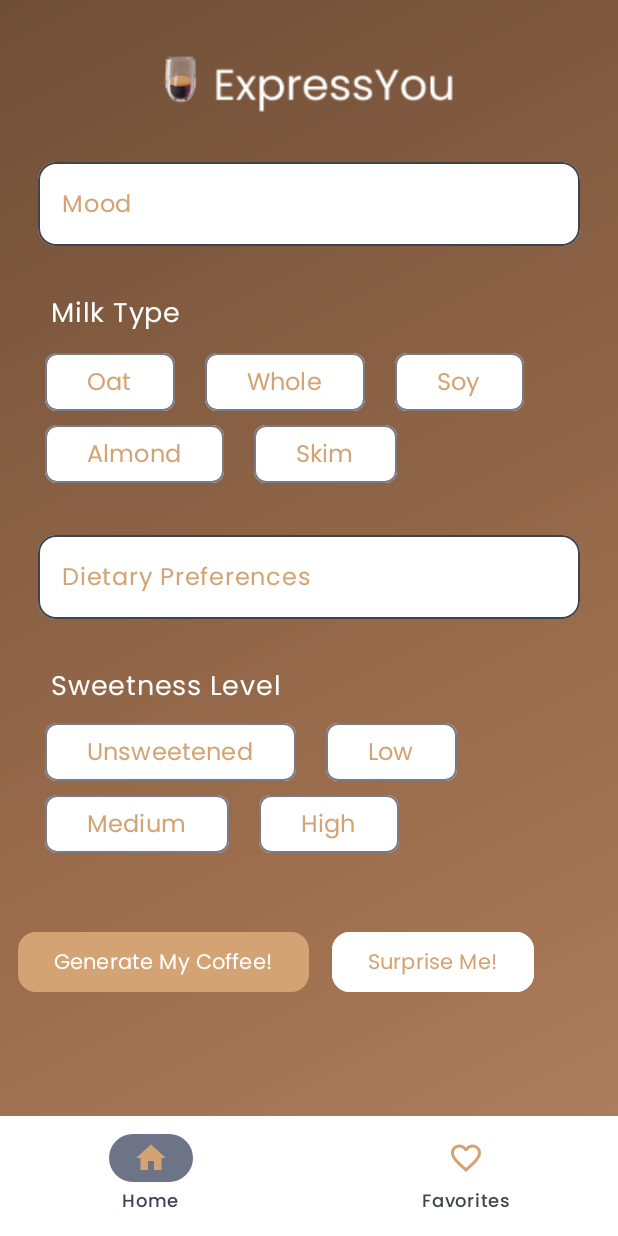
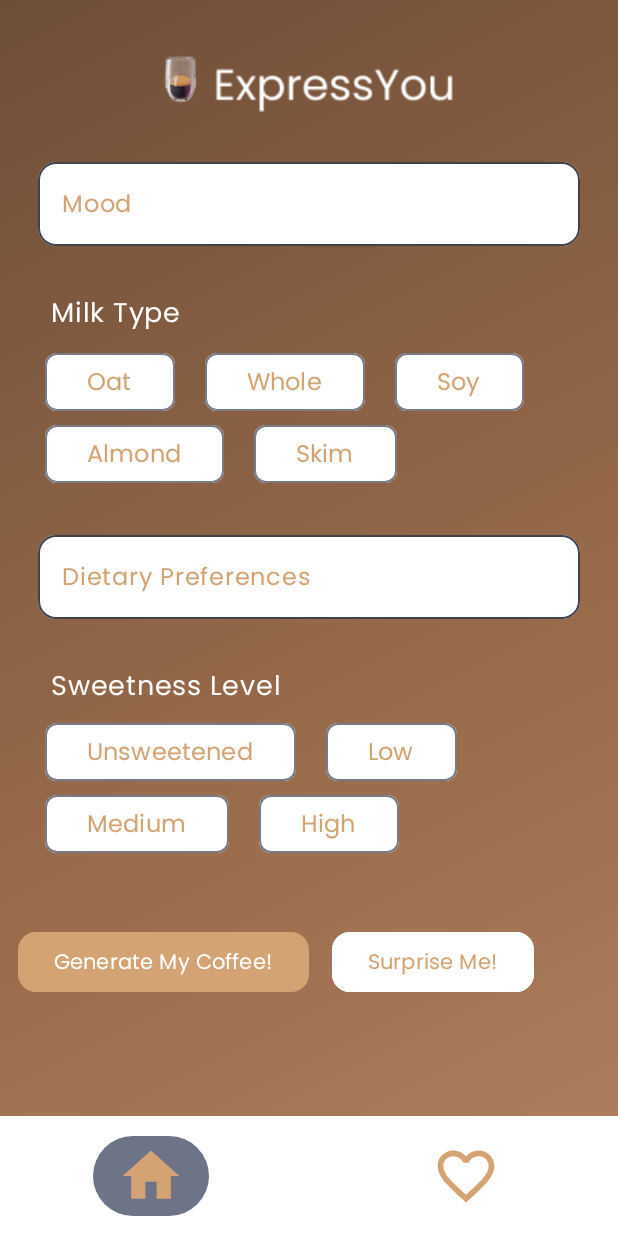
Before and after one commit to monitamitra/ExpressYou, an Android app built with Jetpack Compose: the screen it shows after launch (MainActivity), on a phone screen of 412 x 824 dp. Run offline under Robolectric (Android 15) with nearby library versions, the phone set to English and light mode, and no system bars; pictures from the network do not load.

Commit message:
finished favorites screen UI

```diff
--- a/app/src/main/java/com/example/expressyou/CoffeeRecipe.kt
+++ b/app/src/main/java/com/example/expressyou/CoffeeRecipe.kt
@@ -5,5 +5,10 @@ data class CoffeeRecipe (
     val ingredients: List<Ingredient>,
     val instructions: List<String>,
     val imageUrl: String,
-    var isFavorite: Boolean = false
+    var isFavorite: Boolean = false,
+    val mood: String,
+    val weather: String,
+    val sweetness: String,
+    val milkType: String,
+    val dietaryRestrictions: List<String>
 )
--- a/app/src/main/java/com/example/expressyou/MainActivity.kt
+++ b/app/src/main/java/com/example/expressyou/MainActivity.kt
@@ -3,11 +3,6 @@ package com.example.expressyou
 import android.os.Bundle
 import androidx.activity.ComponentActivity
 import androidx.activity.compose.setContent
-import androidx.compose.foundation.layout.Box
-import androidx.compose.foundation.layout.fillMaxSize
-import androidx.compose.foundation.layout.fillMaxWidth
-import androidx.compose.ui.Alignment
-import androidx.compose.ui.Modifier
 import com.example.expressyou.ui.theme.ExpressYouTheme
 
 class MainActivity : ComponentActivity() {
--- a/app/src/main/java/com/example/expressyou/ReusableComposables.kt
+++ b/app/src/main/java/com/example/expressyou/ReusableComposables.kt
@@ -18,6 +18,7 @@ import androidx.compose.foundation.layout.height
 import androidx.compose.foundation.layout.padding
 import androidx.compose.foundation.layout.size
 import androidx.compose.foundation.layout.width
+import androidx.compose.foundation.layout.wrapContentHeight
 import androidx.compose.foundation.lazy.LazyColumn
 import androidx.compose.foundation.lazy.items
 import androidx.compose.foundation.shape.RoundedCornerShape
@@ -42,10 +43,8 @@ import androidx.compose.material3.NavigationBar
 import androidx.compose.material3.NavigationBarItem
 import androidx.compose.material3.OutlinedButton
 import androidx.compose.material3.OutlinedTextField
-import androidx.compose.material3.Scaffold
 import androidx.compose.material3.Text
 import androidx.compose.material3.TextField
-import androidx.compose.material3.TextFieldColors
 import androidx.compose.material3.TextFieldDefaults
 import androidx.compose.material3.rememberModalBottomSheetState
 import androidx.compose.runtime.Composable
@@ -58,10 +57,10 @@ import androidx.compose.runtime.setValue
 import androidx.compose.ui.Alignment
 import androidx.compose.ui.Modifier
 import androidx.compose.ui.draw.clip
-import androidx.compose.ui.graphics.BlendMode.Companion.Screen
 import androidx.compose.ui.graphics.Brush
 import androidx.compose.ui.graphics.Color
 import androidx.compose.ui.graphics.vector.ImageVector
+import androidx.compose.ui.layout.ContentScale
 import androidx.compose.ui.res.painterResource
 import androidx.compose.ui.text.font.Font
 import androidx.compose.ui.text.font.FontFamily
@@ -70,7 +69,6 @@ import androidx.compose.ui.tooling.preview.Preview
 import androidx.compose.ui.unit.dp
 import androidx.compose.ui.unit.sp
 import androidx.navigation.NavController
-import androidx.navigation.NavHost
 import androidx.navigation.compose.rememberNavController
 import androidx.navigation.compose.NavHost
 import androidx.navigation.compose.composable
@@ -154,17 +152,13 @@ fun BottomNavBar(
                             selectedItemIndex = index
                             navController.navigate(item.route)
                         },
-                        label = {
-                            Text(item.title,
-                                fontFamily = poppinsFontFamily
-                            )
-                        },
                         icon = {
                             Icon(
                                 imageVector = if (selectedItemIndex == index) item.selectedIcon else
                                     item.unSelectedIcon,
                                 contentDescription = item.title,
-                                tint = Color(0xFFD4A373)
+                                tint = Color(0xFFD4A373),
+                                modifier = Modifier.size(45.dp)
                             )
                         }
                     )
@@ -197,6 +191,11 @@ fun HomeScreenUI(
             "Enjoy!"
         ),
         imageUrl = "https://www.yesmooretea.com/wp-content/uploads/2020/07/Tea-Leaves-Boba-Kit.jpg",
+        mood = "Calm",
+        weather = "Sunny",
+        sweetness = "Low",
+        milkType = "Whole",
+        dietaryRestrictions = listOf("Vegan")
     )
 
     var showModal by remember { mutableStateOf(false) }
@@ -562,17 +561,187 @@ fun GenerateCoffeeRecipeModal(
     }
 }
 
+val sampleFavoriteRecipes = listOf(
+    CoffeeRecipe(
+        name = "Vanilla Honey Latte",
+        ingredients = listOf(
+            Ingredient("Espresso", "40 mg"),
+            Ingredient("Steamed milk", "1/2 cup"),
+            Ingredient("Vanilla syrup", "1 tsp"),
+            Ingredient("Honey", "1/2 tsp"),
+        ),
+        instructions = listOf(
+            "Brew a shot of espresso.",
+            "Steam milk and mix with vanilla syrup and honey.",
+            "Pour over espresso and stir well."
+        ),
+        imageUrl = "https://www.yesmooretea.com/wp-content/uploads/2020/07/Tea-Leaves-Boba-Kit.jpg",
+        isFavorite = true,
+        mood = "Cozy",
+        weather = "Rainy",
+        sweetness = "Medium",
+        milkType = "Whole",
+        dietaryRestrictions = listOf("")
+    ),
+    CoffeeRecipe(
+        name = "Vanilla Honey Latte",
+        ingredients = listOf(
+            Ingredient("Espresso", "40 mg"),
+            Ingredient("Steamed milk", "1/2 cup"),
+            Ingredient("Vanilla syrup", "1 tsp"),
+            Ingredient("Honey", "1/2 tsp"),
+        ),
+        instructions = listOf(
+            "Brew a shot of espresso.",
+            "Steam milk and mix with vanilla syrup and honey.",
+            "Pour over espresso and stir well."
+        ),
+        imageUrl = "https://www.yesmooretea.com/wp-content/uploads/2020/07/Tea-Leaves-Boba-Kit.jpg",
+        isFavorite = true,
+        mood = "Cozy",
+        weather = "Rainy",
+        sweetness = "Medium",
+        milkType = "Whole",
+        dietaryRestrictions = listOf("")
+    ),
+    CoffeeRecipe(
+        name = "Vanilla Honey Latte",
+        ingredients = listOf(
+            Ingredient("Espresso", "40 mg"),
+            Ingredient("Steamed milk", "1/2 cup"),
+            Ingredient("Vanilla syrup", "1 tsp"),
+            Ingredient("Honey", "1/2 tsp"),
+        ),
+        instructions = listOf(
+            "Brew a shot of espresso.",
+            "Steam milk and mix with vanilla syrup and honey.",
+            "Pour over espresso and stir well."
+        ),
+        imageUrl = "https://www.yesmooretea.com/wp-content/uploads/2020/07/Tea-Leaves-Boba-Kit.jpg",
+        isFavorite = true,
+        mood = "Cozy",
+        weather = "Rainy",
+        sweetness = "Medium",
+        milkType = "Whole",
+        dietaryRestrictions = listOf("")
+    ),
+    CoffeeRecipe(
+        name = "Vanilla Honey Latte",
+        ingredients = listOf(
+            Ingredient("Espresso", "40 mg"),
+            Ingredient("Steamed milk", "1/2 cup"),
+            Ingredient("Vanilla syrup", "1 tsp"),
+            Ingredient("Honey", "1/2 tsp"),
+        ),
+        instructions = listOf(
+            "Brew a shot of espresso.",
+            "Steam milk and mix with vanilla syrup and honey.",
+            "Pour over espresso and stir well."
+        ),
+        imageUrl = "https://www.yesmooretea.com/wp-content/uploads/2020/07/Tea-Leaves-Boba-Kit.jpg",
+        isFavorite = true,
+        mood = "Cozy",
+        weather = "Rainy",
+        sweetness = "Medium",
+        milkType = "Whole",
+        dietaryRestrictions = listOf("")
+    ),
+    CoffeeRecipe(
+        name = "Iced Caramel Macchiato",
+        ingredients = listOf(
+            Ingredient("Espresso", "40 mg"),
+            Ingredient("Milk", "1/2 cup"),
+            Ingredient("Vanilla syrup", "1 tsp"),
+            Ingredient("Caramel drizzle", "1/2 tsp"),
+            Ingredient("Ice", "5-6 cubes")
+        ),
+        instructions = listOf(
+            "Add vanilla syrup to a glass with ice and milk.",
+            "Pour brewed espresso over the top.",
+            "Drizzle caramel sauce on top and enjoy."
+        ),
+        imageUrl = "https://cdn.vox-cdn.com/thumbor/6kLvmWfhU4h64EhC0S6tsn714fI=/0x0:4032x3024/1200x900/filters:focal(1694x1190:2338x1834)/cdn.vox-cdn.com/uploads/chorus_image/image/59740845/IMG_1503.42.jpg",
+        isFavorite = true,
+        mood = "Energized",
+        weather = "Sunny",
+        sweetness = "High",
+        milkType = "Whole",
+        dietaryRestrictions = listOf("")
+    ),
+    CoffeeRecipe(
+        name = "Mocha Delight",
+        ingredients = listOf(
+            Ingredient("Espresso", "40 mg"),
+            Ingredient("Steamed milk", "1/2 cup"),
+            Ingredient("Chocolate syrup", "2 tsp"),
+            Ingredient("Whipped cream", "1 pump")
+        ),
+        instructions = listOf(
+            "Brew a shot of espresso.",
+            "Mix espresso with steamed milk and chocolate syrup.",
+            "Top with whipped cream and enjoy."
+        ),
+        imageUrl = "https://cdn.vox-cdn.com/thumbor/6kLvmWfhU4h64EhC0S6tsn714fI=/0x0:4032x3024/1200x900/filters:focal(1694x1190:2338x1834)/cdn.vox-cdn.com/uploads/chorus_image/image/59740845/IMG_1503.42.jpg",
+        isFavorite = true,
+        mood = "Indulgent",
+        weather = "Cold",
+        sweetness = "High",
+        milkType = "Whole",
+        dietaryRestrictions = listOf("")
+    ),
+    CoffeeRecipe(
+        name = "Cinnamon Spiced Cold Brew",
+        ingredients = listOf(
+            Ingredient("Cold brew coffee", "60 mg"),
+            Ingredient("Cinnamon", "1 tsp"),
+            Ingredient("Oat milk", "1/2 cup"),
+            Ingredient("Honey", "1 tsp")
+        ),
+        instructions = listOf(
+            "Mix cold brew with milk and honey.",
+            "Add a sprinkle of cinnamon on top.",
+            "Stir and serve over ice."
+        ),
+        imageUrl = "https://cdn.vox-cdn.com/thumbor/6kLvmWfhU4h64EhC0S6tsn714fI=/0x0:4032x3024/1200x900/filters:focal(1694x1190:2338x1834)/cdn.vox-cdn.com/uploads/chorus_image/image/59740845/IMG_1503.42.jpg",
+        isFavorite = true,
+        mood = "Relaxed",
+        weather = "Breezy",
+        sweetness = "Low",
+        milkType = "Whole",
+        dietaryRestrictions = listOf("")
+    )
+)
+
+
+
 @Composable
 fun FavoritesScreen() {
     var searchQuery by remember { mutableStateOf("") }
+
+    val filteredRecipes = sampleFavoriteRecipes.filter { recipe ->
+        val query = searchQuery.trim().lowercase()
+
+        query.isBlank() || recipe.name.lowercase().contains(query) ||
+                recipe.mood.lowercase().contains(query) ||
+                recipe.weather.lowercase().contains(query) ||
+                recipe.sweetness.lowercase().contains(query) ||
+                recipe.dietaryRestrictions.any { it.lowercase().contains(query) }
+    }
+
 
     val poppinsRegular = FontFamily(
         Font(R.font.poppins_regular),
     )
 
+    val poppinsMedium = FontFamily(
+        Font(R.font.poppins_medium),
+    )
+
+
+
     Column(
         modifier = Modifier.padding(top = 110.dp)
-            .fillMaxHeight()
+            .fillMaxSize()
     )
     {
     TextField(
@@ -595,9 +764,111 @@ fun FavoritesScreen() {
             unfocusedTextColor = Color(0xFFD4A373),
             focusedTextColor = Color(0xFFD4A373),
             focusedIndicatorColor = Color(0xFFD4A373),
-            unfocusedIndicatorColor = Color(0xFFD4A373)
+            unfocusedIndicatorColor = Color(0xFFD4A373),
+            focusedContainerColor = Color(0xFFFFFFFF),
+            unfocusedContainerColor = Color(0xFFFFFFFF)
         )
     )
+        Spacer(modifier = Modifier.height(25.dp))
+
+        LazyColumn (
+            modifier = Modifier.fillMaxWidth()
+                .padding(bottom = 140.dp)
+        ) {
+            items(filteredRecipes) { recipe ->
+                RecipeCard(recipe)
+            }
+        }
+
+    }
+}
+
+
+@Composable
+fun RecipeCard(recipe: CoffeeRecipe) {
+    var selectedRecipe by remember { mutableStateOf<CoffeeRecipe?>(null) }
+    var showBottomSheet by remember { mutableStateOf(false) }
+
+    val poppinsRegular = FontFamily(
+        Font(R.font.poppins_regular),
+    )
+
+    val poppinsMedium = FontFamily(
+        Font(R.font.poppins_medium),
+    )
+
+    Card(
+        modifier = Modifier.fillMaxWidth()
+            .padding(top = 15.dp, start = 15.dp, end = 15.dp)
+            .wrapContentHeight(),
+        colors = CardDefaults.cardColors(
+            containerColor = Color(0xFFF5E6CA)
+        ),
+        border = BorderStroke(2.dp, Color(0xFF4B2E2E)),
+        onClick = {
+            selectedRecipe = recipe
+            showBottomSheet = true
+        }
+    ) {
+        Row(
+            modifier = Modifier.fillMaxSize()
+        )
+        {
+            AsyncImage(
+                model = recipe.imageUrl,
+                contentDescription = "Coffee Image",
+                modifier = Modifier
+                    .size(80.dp)
+                    .padding(top = 15.dp, start = 10.dp, end = 10.dp)
+            )
+
+            Spacer(modifier = Modifier.padding(4.dp))
+
+            Column(
+                modifier = Modifier.fillMaxHeight()
+                .padding(top = 20.dp)
+                    .weight(1f)
+            ) {
+                Text(recipe.name, color = Color(0xFF4B2E2E),
+                    modifier = Modifier.padding(end = 10.dp),
+                    fontFamily = poppinsMedium,
+                    maxLines = Int.MAX_VALUE)
+
+                Spacer(modifier = Modifier.height(4.dp))
+
+                Text("${recipe.mood}, ${recipe.weather}",
+                    color = Color(0xFF4B2E2E), fontFamily = poppinsRegular,
+                    fontSize = 14.sp, modifier = Modifier.padding(bottom = 10.dp))
+
+                Spacer(modifier = Modifier.height(10.dp))
+            }
+
+            var isFavorite by remember { mutableStateOf(recipe.isFavorite) }
+            IconButton(
+                onClick = {
+                    isFavorite = !isFavorite
+                    recipe.isFavorite = isFavorite
+                },
+                modifier = Modifier.padding(top = 15.dp, end = 8.dp)
+            ) {
+                Icon(
+                    imageVector = if (isFavorite) Icons.Filled.Favorite else
+                        Icons.Outlined.FavoriteBorder,
+                    contentDescription = "Favorite",
+                    tint = Color(0xFF4B2E2E)
+                )
+            }
+        }
+    }
+
+    if (showBottomSheet) {
+        selectedRecipe?.let {
+            GenerateCoffeeRecipeModal(
+                coffeeRecipe = it,
+                showBottomSheet = showBottomSheet,
+                onDismissRequest = { showBottomSheet = false }
+            )
+        }
     }
 }
 
```
